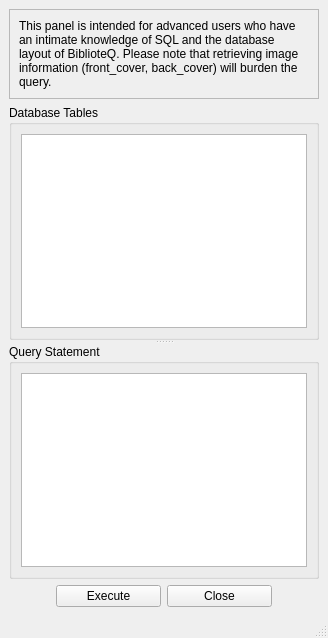
textbrowser/biblioteq, file customquery.ui: the form before one commit.
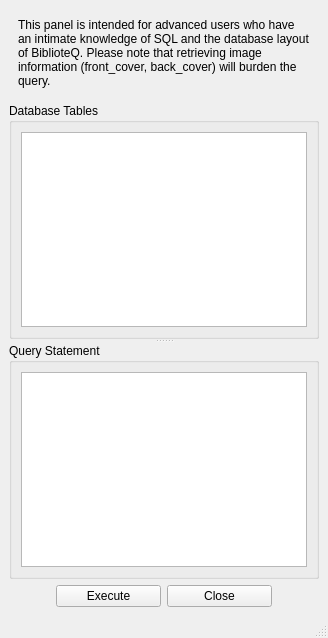
The form after the commit. Icons and pictures are not drawn.

```diff
--- a/customquery.ui
+++ b/customquery.ui
@@ -21,12 +21,6 @@
    <layout class="QVBoxLayout">
     <item>
      <widget class="QFrame" name="frame">
-      <property name="frameShape">
-       <enum>QFrame::StyledPanel</enum>
-      </property>
-      <property name="frameShadow">
-       <enum>QFrame::Raised</enum>
-      </property>
       <layout class="QVBoxLayout">
        <item>
         <widget class="QLabel" name="label">
```
